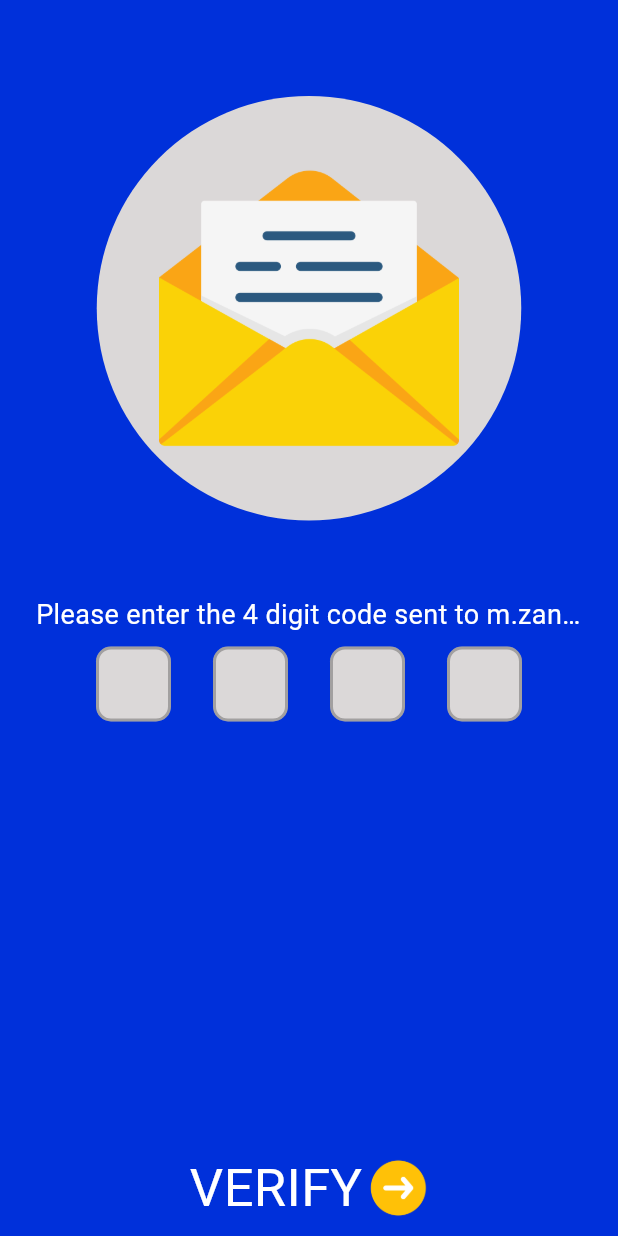
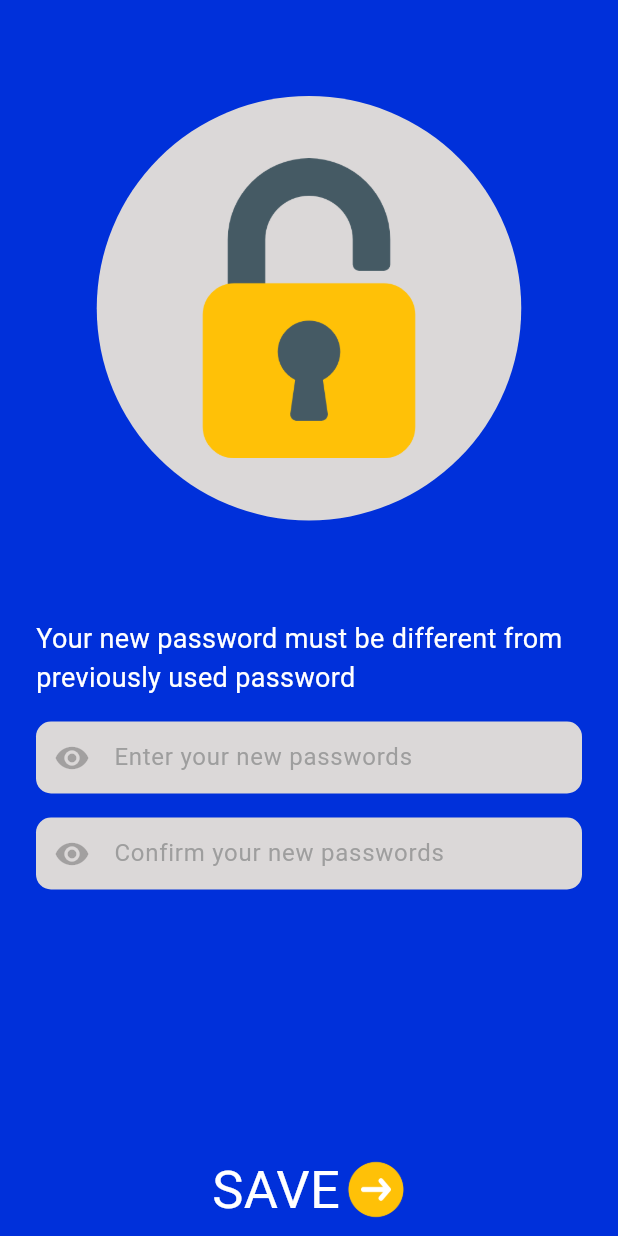
Before and after one commit to mst-zannathi-khatun/mytask, a Flutter app: the EmailVerificationScreen screen opened directly, after a tap on "VERIFY", on a phone screen of 412 x 824 dp. Run offline on Flutter 3.47's test engine with Material 3 defaults, Android fonts, the phone set to English and light mode, and no system bars; drawn by our look-alikes of pin_code_fields.

Commit message:
Set New Passwords Screen UI Design Completed

```diff
--- /dev/null
+++ b/lib/ui/screens/setnewpassword_screen.dart
@@ -0,0 +1,72 @@
+import 'package:flutter/material.dart';
+
+import '../style/coustom_colors.dart';
+import '../style/coustom_textstyle.dart';
+import '../widgets/textbuttonwidget.dart';
+import '../widgets/textformfieldwidget.dart';
+
+class SetNewPasswordScreen extends StatefulWidget {
+  const SetNewPasswordScreen({super.key});
+  @override
+  State<SetNewPasswordScreen> createState() => _SetNewPasswordScreenState();
+}
+
+class _SetNewPasswordScreenState extends State<SetNewPasswordScreen> {
+  @override
+  Widget build(BuildContext context) {
+    return Scaffold(
+      body: Padding(
+        padding: const EdgeInsets.all(24),
+        child: Column(
+          children: [
+            const SizedBox(
+              height: 40,
+            ),
+            Stack(
+              alignment: Alignment.center,
+              children: [
+                Center(
+                  child: Container(
+                    height: 283,
+                    width: 283,
+                    decoration: BoxDecoration(
+                      color: MyTaskThemeColor.greyColor,
+                      shape: BoxShape.circle,
+                    ),
+                  ),
+                ),
+                Align(
+                  alignment: Alignment.center,
+                  child: Image.asset(
+                    "assets/images/unlock.png",
+                    height: 200,
+                    width: 200,
+                  ),
+                ),
+              ],
+            ),
+            const SizedBox(height: 50,),
+            const SizedBox(height: 16,),
+            Text("Your new password must be different from previously used password", style: MyTaskTextStyle.smallTextStyle,),
+            const SizedBox(height: 16,),
+            const TextFormFieldWidget(prefixIcons: Icon(Icons.remove_red_eye_sharp), hintText: 'Enter your new passwords',),
+            const SizedBox(height: 16,),
+            const TextFormFieldWidget(prefixIcons: Icon(Icons.remove_red_eye_sharp), hintText: 'Confirm your new passwords',),
+            const SizedBox(height: 175,),
+            InkWell(
+              onTap: () {
+                Navigator.push(
+                    context,
+                    MaterialPageRoute(
+                        builder: (context) => const SetNewPasswordScreen()));
+              },
+              child: const TextButtonWidget(
+                text: "SAVE",
+              ),
+            ),
+          ],
+        ),
+      ),
+    );
+  }
+}
--- a/lib/ui/screens/verificationcode_screen.dart
+++ b/lib/ui/screens/verificationcode_screen.dart
@@ -1,5 +1,6 @@
 import 'package:flutter/cupertino.dart';
 import 'package:flutter/material.dart';
+import 'package:mytask/ui/screens/setnewpassword_screen.dart';
 import 'package:pin_code_fields/pin_code_fields.dart';
 import '../style/coustom_colors.dart';
 import '../style/coustom_textstyle.dart';
@@ -93,7 +94,7 @@ class _EmailVerificationScreenState extends State<EmailVerificationScreen> {
                 Navigator.push(
                     context,
                     MaterialPageRoute(
-                        builder: (context) => const EmailVerificationScreen()));
+                        builder: (context) => const SetNewPasswordScreen()));
               },
               child: const TextButtonWidget(
                 text: "VERIFY",
```
Also changed, not shown: assets/images/unlock.png (added).
